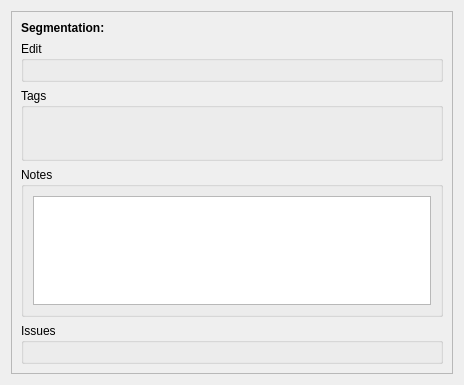
Qt form App/Panels/SegmentationProperties/SegmentationProperties.ui (FelixdelasPozas/EspINA) before a commit.
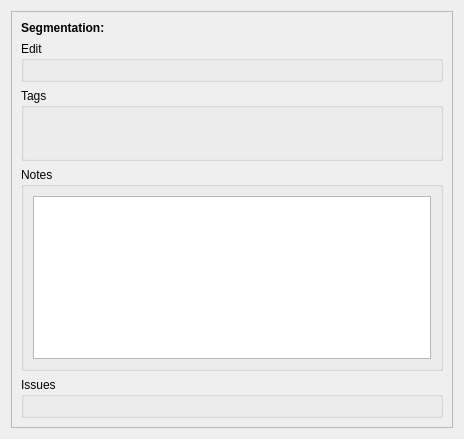
The same form after that commit. Icons and pictures are not drawn.

Commit message: Little cosmetic changes in SegmentationProperties panel

What changed in the file:
```diff
--- a/App/Panels/SegmentationProperties/SegmentationProperties.ui
+++ b/App/Panels/SegmentationProperties/SegmentationProperties.ui
@@ -7,7 +7,7 @@
     <x>0</x>
     <y>0</y>
     <width>464</width>
-    <height>385</height>
+    <height>439</height>
    </rect>
   </property>
   <property name="windowTitle">
@@ -29,7 +29,7 @@
         <x>0</x>
         <y>0</y>
         <width>444</width>
-        <height>365</height>
+        <height>419</height>
        </rect>
       </property>
       <layout class="QVBoxLayout" name="verticalLayout_2">
@@ -136,6 +136,12 @@
        </item>
        <item>
         <widget class="QGroupBox" name="notesGroup">
+         <property name="sizePolicy">
+          <sizepolicy hsizetype="Preferred" vsizetype="Preferred">
+           <horstretch>0</horstretch>
+           <verstretch>0</verstretch>
+          </sizepolicy>
+         </property>
          <property name="title">
           <string>Notes</string>
          </property>
@@ -148,6 +154,12 @@
        </item>
        <item>
         <widget class="QGroupBox" name="issuesGroup">
+         <property name="sizePolicy">
+          <sizepolicy hsizetype="Preferred" vsizetype="Preferred">
+           <horstretch>0</horstretch>
+           <verstretch>0</verstretch>
+          </sizepolicy>
+         </property>
          <property name="title">
           <string>Issues</string>
          </property>
```
Left out of the diff: 12 changed lines with no effect on the pictures. The commit also changes 2 other files.
